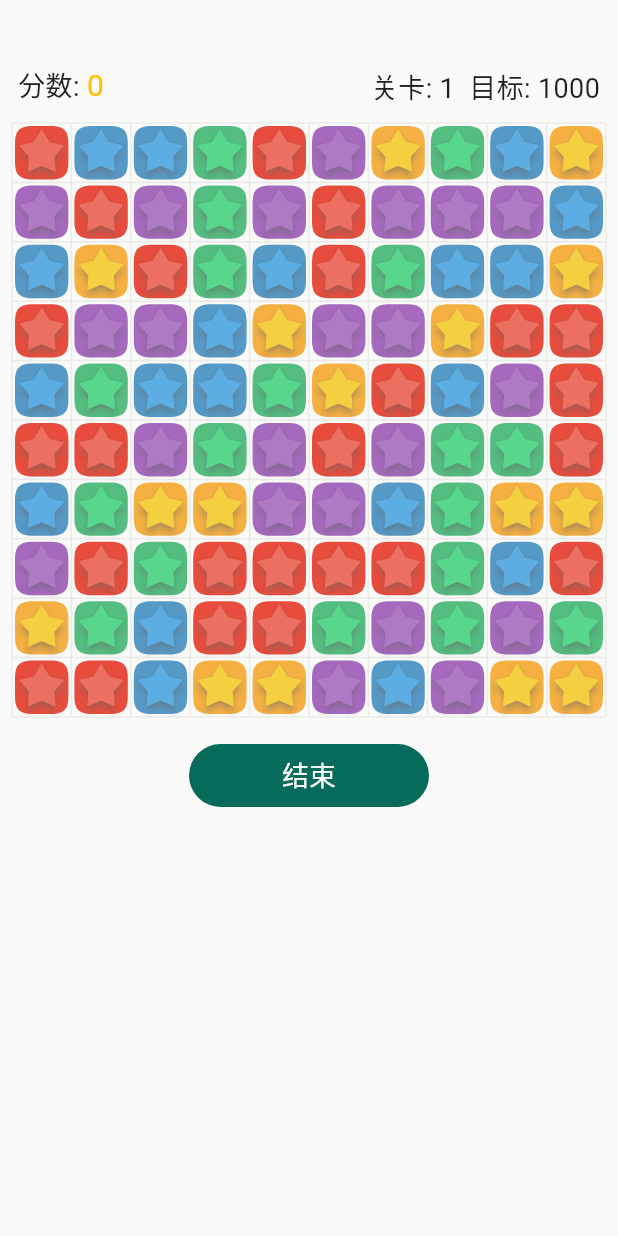
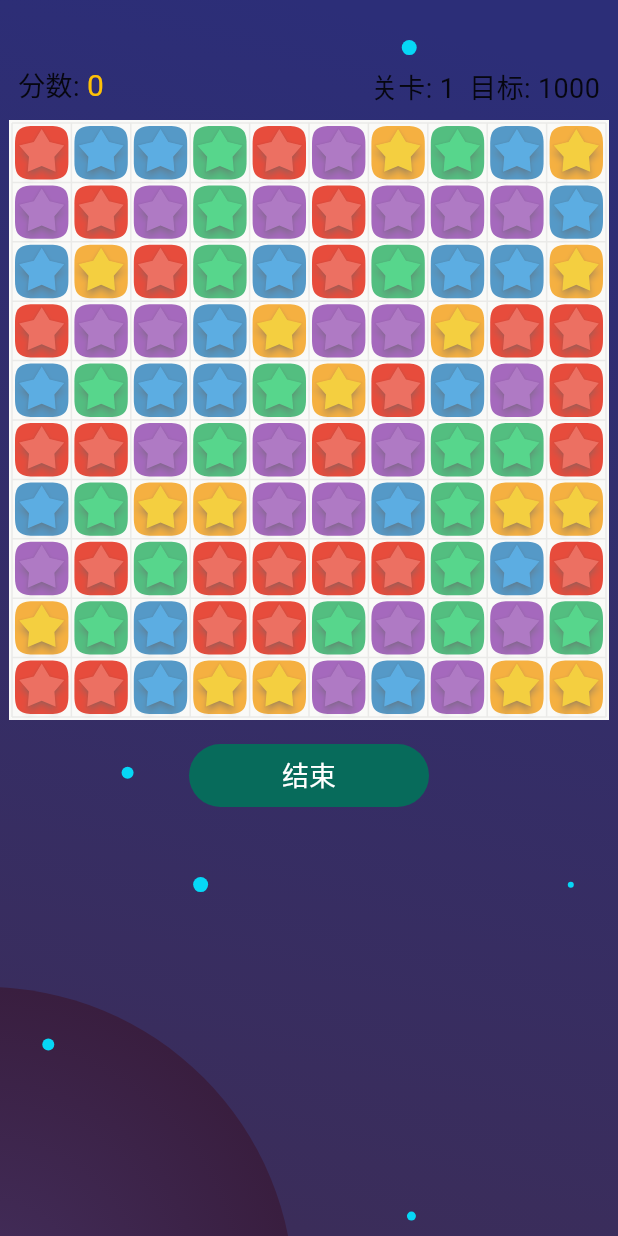
Before and after one commit to ChenCoin/dogcart, a Flutter app: the screen it shows after launch, after a tap on "开始游戏", on a phone screen of 412 x 824 dp. Run offline on Flutter 3.47's test engine with Material 3 defaults, Android fonts, the phone set to English and light mode, and no system bars; our stand-ins replace shared_preferences; missing offline and left inert: dart:html.

Commit message:
add background

```diff
--- a/lib/content.dart
+++ b/lib/content.dart
@@ -1,5 +1,7 @@
 class Content {
   static const title = '收集星星星';
 
+  static const startGame = '开始游戏';
+
   static nextLevel(int second) => '$second 秒后进入下一关';
 }
--- a/lib/main.dart
+++ b/lib/main.dart
@@ -1,6 +1,7 @@
 import 'package:flutter/material.dart';
 import 'content.dart';
 import 'ux.dart';
+import 'view/background.dart';
 import 'view/main_panel.dart';
 import 'view/meteor_board.dart';
 import 'web/conf_nil.dart' if (dart.library.html) 'web/conf_web.dart';
@@ -26,8 +27,8 @@ class MyApp extends StatelessWidget {
         backgroundColor: const Color(0xFFFAFAF8),
         body: Stack(
           children: [
+            IgnorePointer(child: home(context)),
             const MyHomePage(),
-            IgnorePointer(child: home(context)),
           ],
         ),
       ),
@@ -35,11 +36,13 @@ class MyApp extends StatelessWidget {
   }
 
   Widget home(BuildContext context) {
+    final size = MediaQuery.of(context).size;
     return Stack(
       children: [
+        BackgroundBoard(size: size),
+        MeteorBoard(size: size),
         if (UX.darkMode)
           Container(decoration: const BoxDecoration(color: Color(0xD0000000))),
-        MeteorBoard(size: MediaQuery.of(context).size),
       ],
     );
   }
--- /dev/null
+++ b/lib/view/background.dart
@@ -0,0 +1,87 @@
+import 'dart:math';
+
+import 'package:flutter/material.dart';
+
+class BackgroundBoard extends StatefulWidget {
+  final Size size;
+
+  const BackgroundBoard({super.key, required this.size});
+
+  @override
+  State<StatefulWidget> createState() => _BackgroundState();
+}
+
+class _BackgroundState extends State<BackgroundBoard> {
+  List<(double, double, double)> starList = <(double, double, double)>[];
+
+  @override
+  void initState() {
+    super.initState();
+    double w = widget.size.width;
+    double h = widget.size.height;
+
+    final random = Random();
+    int starCount = 10 + random.nextInt(6);
+    for (int i = 0; i < starCount; i++) {
+      double r = (2 + random.nextInt(4)).toDouble();
+      starList.add((random.nextDouble() * w, random.nextDouble() * h, r));
+    }
+  }
+
+  @override
+  Widget build(BuildContext context) {
+    return CustomPaint(
+      size: widget.size,
+      painter: _MyPainter(starList),
+    );
+  }
+}
+
+class _MyPainter extends CustomPainter {
+  final List<(double, double, double)> starList;
+
+  final gradient = const LinearGradient(
+    begin: Alignment.topCenter,
+    end: Alignment.bottomLeft,
+    colors: [Color(0xFF2c2e78), Color(0xFF3c2d58)],
+  );
+
+  final bgrPaint = Paint()
+    ..isAntiAlias = true
+    ..style = PaintingStyle.fill;
+
+  final starPaint = Paint()
+    ..isAntiAlias = true
+    ..style = PaintingStyle.fill
+    ..color = const Color(0xFF06d7f6);
+
+  final moonGradient = const RadialGradient(
+    colors: [Color(0xFF432e5c), Color(0xFF391e3f)],
+  );
+
+  final moonPaint = Paint()
+    ..isAntiAlias = true
+    ..style = PaintingStyle.fill;
+
+  _MyPainter(this.starList);
+
+  @override
+  void paint(Canvas canvas, Size size) {
+    bgrPaint.shader = gradient.createShader(Offset.zero & size);
+    canvas.drawRect(Offset.zero & size, bgrPaint);
+
+    final moonSize = min(size.width, size.height);
+    final r = moonSize / 2;
+    final offset = Offset(-10, size.height + 40);
+    final rect = Rect.fromCircle(center: offset, radius: r);
+    moonPaint.shader = moonGradient.createShader(rect);
+    canvas.drawCircle(offset, r, moonPaint);
+
+    for (final star in starList) {
+      canvas.drawCircle(Offset(star.$1, star.$2), star.$3, starPaint);
+    }
+  }
+
+  @override
+  bool shouldRepaint(covariant CustomPainter oldDelegate) => false;
+}
--- a/lib/view/main_panel.dart
+++ b/lib/view/main_panel.dart
@@ -3,6 +3,7 @@ import 'dart:math';
 
 import 'package:flutter/material.dart';
 
+import '../content.dart';
 import '../data/grid_data.dart';
 import '../ux.dart';
 import 'game_board.dart';
@@ -107,7 +108,7 @@ class _MyHomePageState extends State<MyHomePage> {
   }
 
   Widget homePage() {
-    String title = '收集星星星';
+    String title = Content.title;
     return Column(
       mainAxisAlignment: MainAxisAlignment.start,
       children: [
@@ -144,7 +145,7 @@ class _MyHomePageState extends State<MyHomePage> {
           child: const Padding(
             padding: EdgeInsets.only(left: 16, top: 6, right: 16, bottom: 8),
             child: Text(
-              '开始游戏',
+              Content.startGame,
               style: TextStyle(
                 fontSize: 24,
                 color: Colors.white,
--- a/lib/view/meteor_board.dart
+++ b/lib/view/meteor_board.dart
@@ -18,8 +18,8 @@ class _MeteorState extends State<MeteorBoard> with TickerProviderStateMixin {
   // 每5秒执行一次流星尝试
   static const int _meteorDuration = 5;
 
-  // 1/3的概率显示流星
-  static const int _probability = 3;
+  // 1/2的概率显示流星
+  static const int _probability = 2;
 
   // 流星动画的时长为3秒
   static const int _animationDuration = 3;
--- a/lib/view/star_board.dart
+++ b/lib/view/star_board.dart
@@ -66,6 +66,11 @@ class _MyPainter extends CustomPainter {
     ..color = const Color(0xFFEAEAE8)
     ..strokeWidth = 1.0;
 
+  final fillPaint = Paint()
+    ..isAntiAlias = true
+    ..style = PaintingStyle.fill
+    ..color = const Color(0xFFFAFAF8);
+
   _MyPainter({required this.data});
 
   @override
@@ -105,6 +110,7 @@ class _MyPainter extends CustomPainter {
   bool shouldRepaint(covariant CustomPainter oldDelegate) => true;
 
   void drawBackground(Canvas canvas, Rect rect, double grid) {
+    canvas.drawRect(rect, fillPaint);
     // draw row line
     int floor = (GridData.gap / 2).floor();
     for (int i = 0; i <= UX.row; i++) {
```
